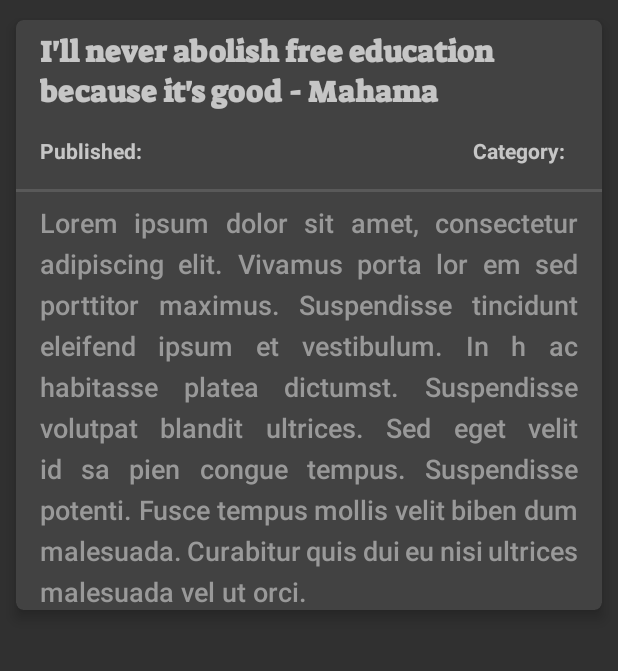
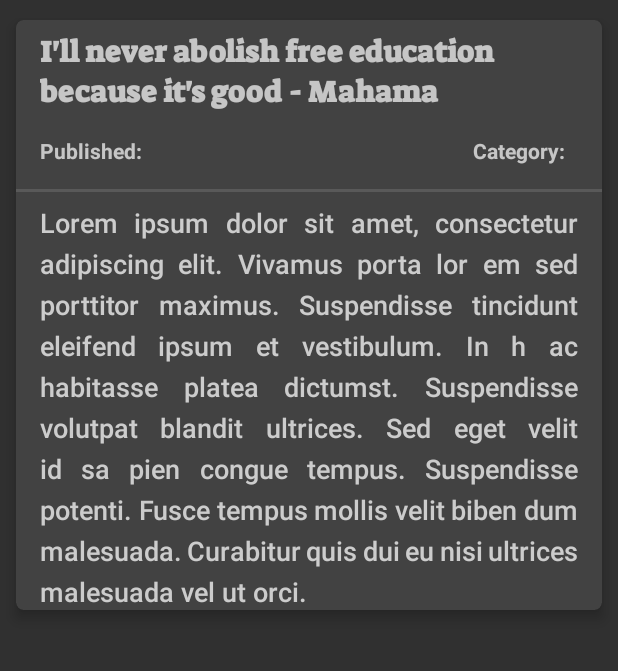
Before and after one commit to rafsanjani/Radiocore, an Android app: the fragment NewsItemFragment shown on its own in the app's theme, on a phone screen of 412 x 824 dp, the part 489-1160 px from its top. Run offline under Robolectric (Android 15) with nearby library versions, the phone set to English and light mode, and no system bars; network calls fail; pictures from the network do not load; 3 statements that could not run were skipped.

Commit message:
make layout responsive on smaller displayes

```diff
--- a/app/src/main/res/layout/bottom_sheet.xml
+++ b/app/src/main/res/layout/bottom_sheet.xml
@@ -123,7 +123,7 @@
         android:layout_width="300dp"
         android:layout_height="200dp"
         android:layout_gravity="center_horizontal"
-        android:layout_marginTop="196dp"
+        android:layout_marginTop="100dp"
         android:adjustViewBounds="true"
         android:contentDescription="@string/desc_station_logo"
         android:scaleType="fitXY"
--- a/app/src/main/res/layout/news_detail_content.xml
+++ b/app/src/main/res/layout/news_detail_content.xml
@@ -85,7 +85,7 @@
             android:lineSpacingExtra="6sp"
             android:text="@string/news_custom_content"
             android:textAppearance="@style/TextAppearance.AppCompat.Body2"
-            android:textColor="@color/grey_40"
+            android:textColor="@color/grey_20"
             android:textSize="18sp"
             app:layout_constraintEnd_toEndOf="@+id/tvCategory"
             app:layout_constraintStart_toStartOf="@+id/text_publishedon"
```
